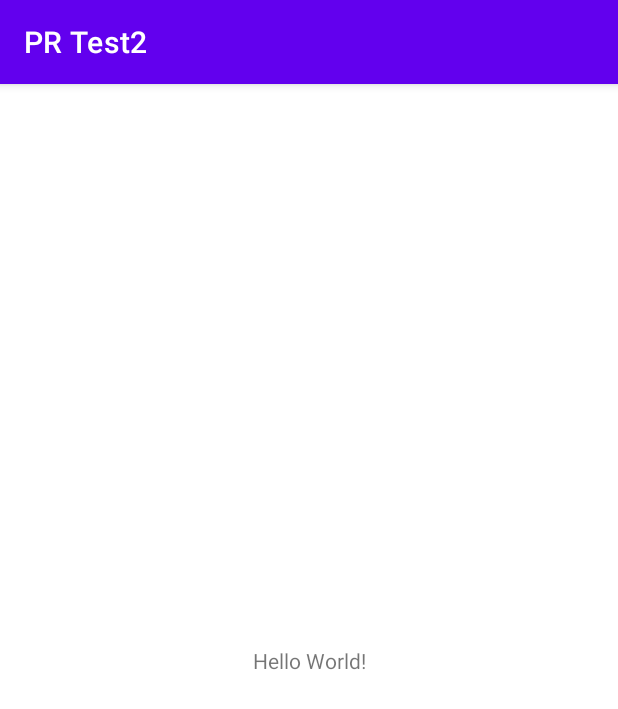
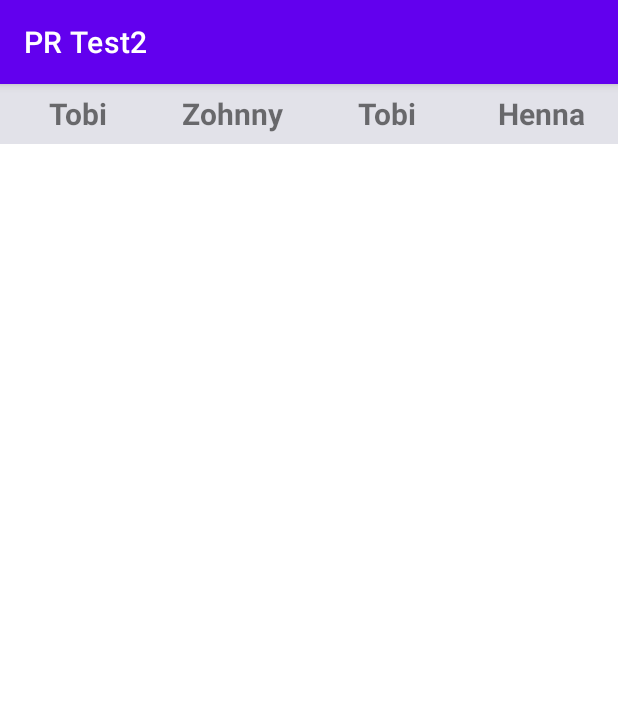
Before and after one commit to Jinny2/PRTest2, an Android app: the screen it shows after launch (MainActivity), on a phone screen of 412 x 824 dp. Shown: the top 709 px of the screen. Run offline under Robolectric (Android 15) with nearby library versions, the phone set to English and light mode, and no system bars.

Commit message:
[feature] Tobi / Zohnny / Jinny / HennaActivity로 이동하기 위한 버튼 추가하기 (#1)

```diff
--- a/app/src/main/res/layout/activity_main.xml
+++ b/app/src/main/res/layout/activity_main.xml
@@ -7,12 +7,55 @@
     tools:context=".MainActivity">
 
     <TextView
-        android:layout_width="wrap_content"
-        android:layout_height="wrap_content"
-        android:text="Hello World!"
-        app:layout_constraintBottom_toBottomOf="parent"
-        app:layout_constraintEnd_toEndOf="parent"
+        android:id="@+id/tv_tobi"
+        android:layout_width="0dp"
+        android:layout_height="40dp"
+        android:background="@color/material_dynamic_neutral90"
+        android:gravity="center"
+        android:text="Tobi"
+        android:textSize="20dp"
+        android:textStyle="bold"
+        app:layout_constraintEnd_toStartOf="@+id/tv_zohnny"
         app:layout_constraintStart_toStartOf="parent"
         app:layout_constraintTop_toTopOf="parent" />
 
+    <TextView
+        android:id="@+id/tv_zohnny"
+        android:layout_width="0dp"
+        android:layout_height="40dp"
+        android:background="@color/material_dynamic_neutral90"
+        android:gravity="center"
+        android:text="Zohnny"
+        android:textSize="20dp"
+        android:textStyle="bold"
+        app:layout_constraintEnd_toStartOf="@+id/tv_jinny"
+        app:layout_constraintStart_toEndOf="@+id/tv_tobi"
+        app:layout_constraintTop_toTopOf="parent" />
+
+    <TextView
+        android:id="@+id/tv_jinny"
+        android:layout_width="0dp"
+        android:layout_height="40dp"
+        android:background="@color/material_dynamic_neutral90"
+        android:gravity="center"
+        android:text="Tobi"
+        android:textSize="20dp"
+        android:textStyle="bold"
+        app:layout_constraintEnd_toStartOf="@+id/tv_henna"
+        app:layout_constraintStart_toEndOf="@+id/tv_zohnny"
+        app:layout_constraintTop_toTopOf="parent" />
+
+    <TextView
+        android:id="@+id/tv_henna"
+        android:layout_width="0dp"
+        android:layout_height="40dp"
+        android:background="@color/material_dynamic_neutral90"
+        android:gravity="center"
+        android:text="Henna"
+        android:textSize="20dp"
+        android:textStyle="bold"
+        app:layout_constraintEnd_toEndOf="parent"
+        app:layout_constraintStart_toEndOf="@+id/tv_jinny"
+        app:layout_constraintTop_toTopOf="parent" />
+
 </androidx.constraintlayout.widget.ConstraintLayout>
```
